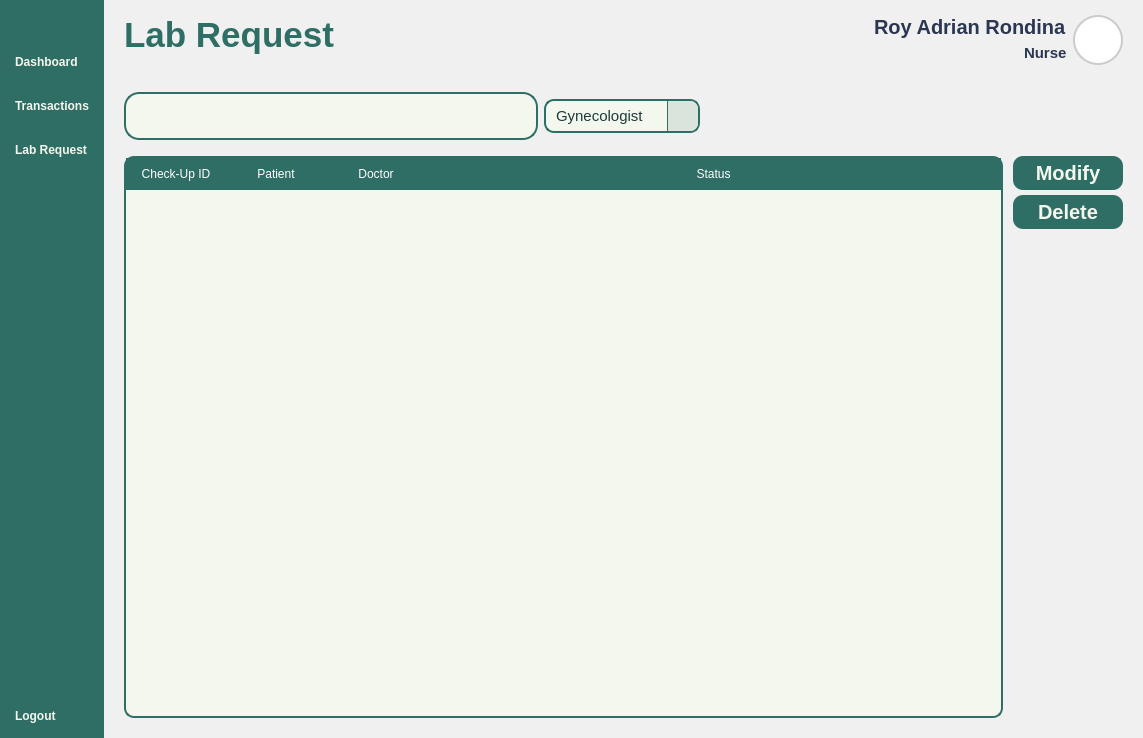
First picture: the form in Views/Staff_LabRequest.ui, repository VinsmokeSanji69/COVACHA_CLINIC_SYSTEM, before the edit.
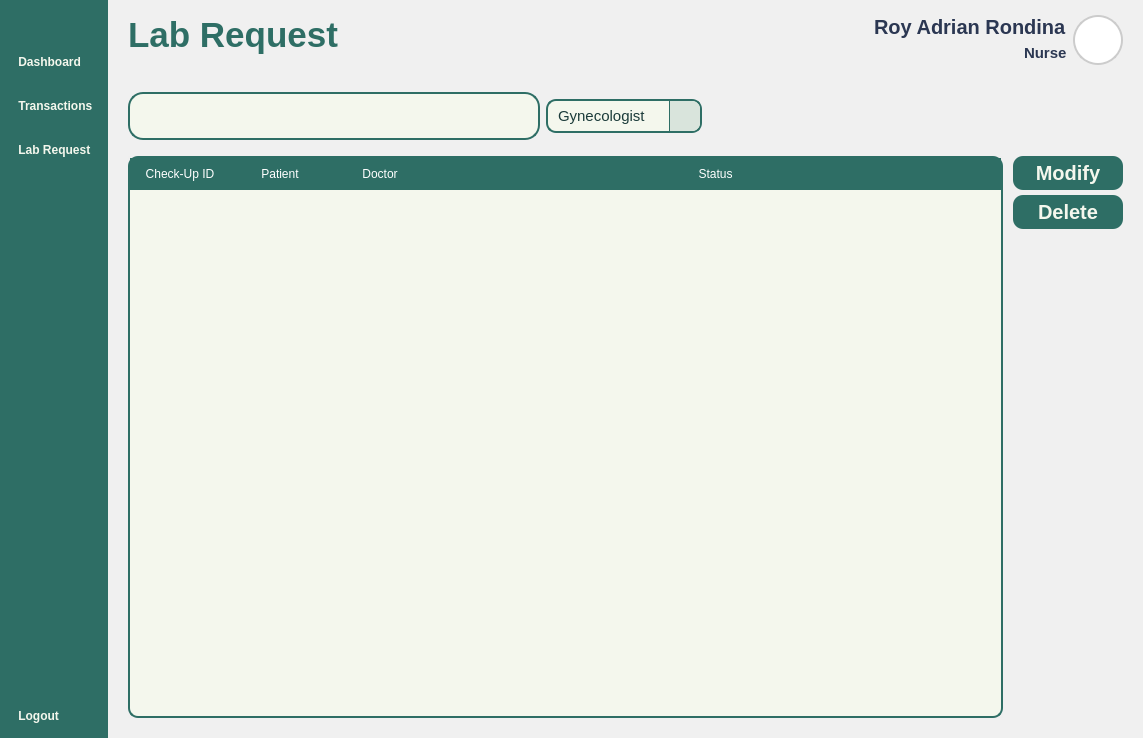
Second picture: the form after the edit. Icons and pictures are not drawn.

The edit to the form file:
```diff
--- a/Views/Staff_LabRequest.ui
+++ b/Views/Staff_LabRequest.ui
@@ -127,7 +127,7 @@
            <string notr="true"/>
           </property>
           <property name="text">
-           <string>Dashboard</string>
+           <string> Dashboard</string>
           </property>
           <property name="icon">
            <iconset resource="../Images/resources.qrc">
@@ -144,7 +144,7 @@
         <item>
          <widget class="QPushButton" name="TransactionsButton">
           <property name="text">
-           <string>Transactions</string>
+           <string> Transactions</string>
           </property>
           <property name="icon">
            <iconset resource="../Images/resources.qrc">
@@ -166,7 +166,7 @@
 }</string>
           </property>
           <property name="text">
-           <string>Lab Request</string>
+           <string> Lab Request</string>
           </property>
           <property name="icon">
            <iconset resource="../Images/resources.qrc">
@@ -206,7 +206,7 @@
         <item>
          <widget class="QPushButton" name="LogOutButton">
           <property name="text">
-           <string>Logout</string>
+           <string> Logout</string>
           </property>
           <property name="icon">
            <iconset resource="../Images/resources.qrc">
@@ -627,9 +627,6 @@
                <property name="bottomMargin">
                 <number>0</number>
                </property>
-               <item>
-                <widget class="QLineEdit" name="Search"/>
-               </item>
                <item>
                 <widget class="QPushButton" name="Icon">
                  <property name="text">
@@ -647,6 +644,9 @@
                  </property>
                 </widget>
                </item>
+               <item>
+                <widget class="QLineEdit" name="Search"/>
+               </item>
               </layout>
              </widget>
             </item>
@@ -769,8 +769,8 @@
                 <rect>
                  <x>0</x>
                  <y>0</y>
-                 <width>747</width>
-                 <height>560</height>
+                 <width>690</width>
+                 <height>558</height>
                 </rect>
                </property>
                <layout class="QVBoxLayout" name="verticalLayout_6">
```
